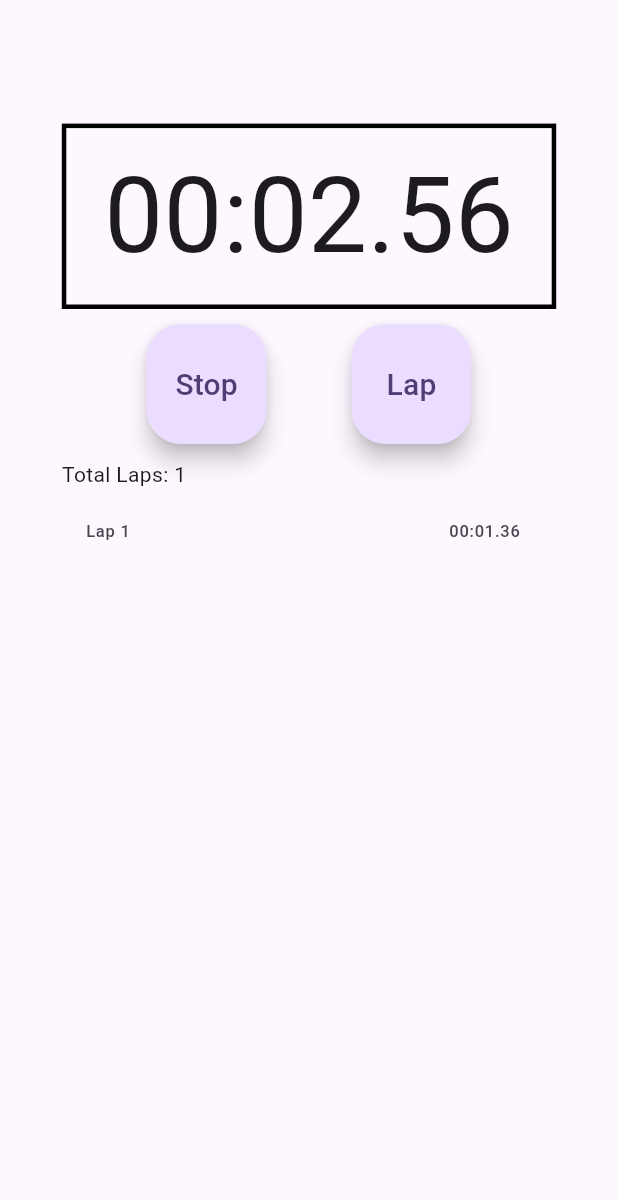
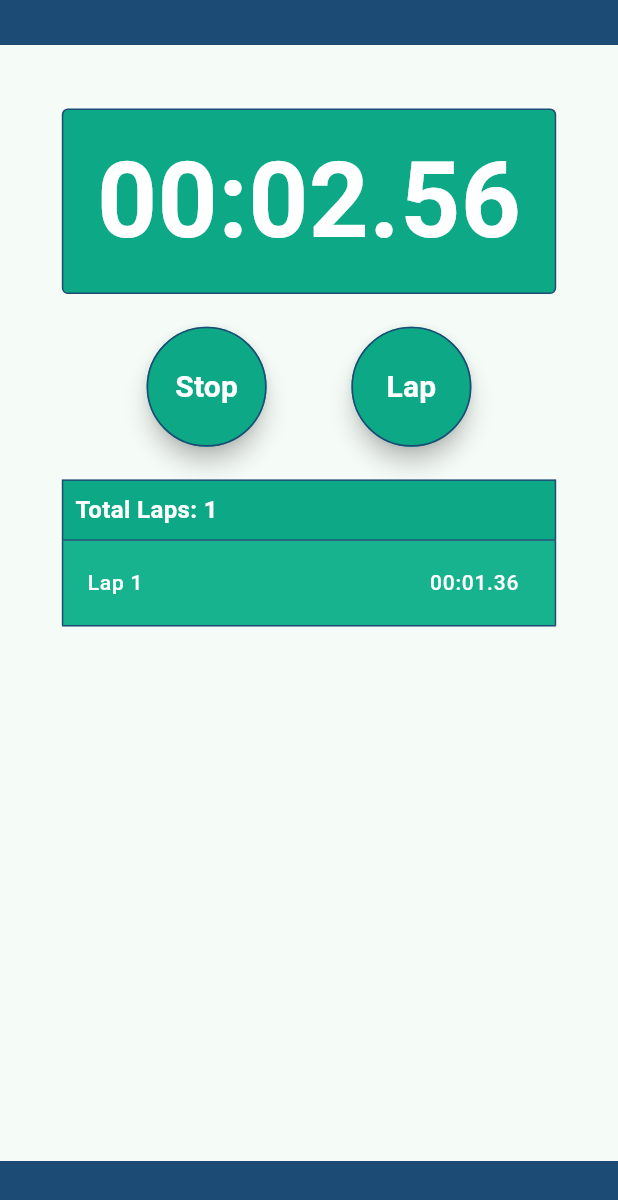
Before and after one commit to MatthewPeden/stopwatch, a Flutter app: the screen it shows after launch, after a tap on "Start", after a tap on "Lap", on a phone screen of 412 x 824 dp. Shown: the top 1200 px of the screen. Run offline on Flutter 3.47's test engine with Material 3 defaults, Android fonts, the phone set to English and light mode, and no system bars; our stand-ins replace flutter_riverpod.

Commit message:
UI enhancements

```diff
--- a/lib/main.dart
+++ b/lib/main.dart
@@ -18,8 +18,7 @@ class StopwatchApp extends StatelessWidget {
     return MaterialApp(
       title: 'Stopwatch',
       theme: ThemeData(
-        colorScheme: ColorScheme.fromSeed(seedColor: Colors.deepPurple),
-        useMaterial3: true,
+        colorScheme: ColorScheme.fromSeed(seedColor: const Color.fromRGBO(22, 184, 146, 1.0)),
       ),
       home: const StopwatchPage(),
     );
--- a/lib/pages/stopwatch.dart
+++ b/lib/pages/stopwatch.dart
@@ -1,6 +1,7 @@
 import 'package:flutter/material.dart';
 import 'package:flutter_riverpod/flutter_riverpod.dart';
 import 'package:stopwatch/providers/stopwatch.dart';
+import 'package:stopwatch/utils/colors.dart';
 
 class StopwatchPage extends ConsumerWidget {
   const StopwatchPage({super.key});
@@ -9,10 +10,19 @@ class StopwatchPage extends ConsumerWidget {
   Widget build(BuildContext context, WidgetRef ref) {
     final maxWidth = MediaQuery.of(context).size.width * 0.8;
     final maxHeight = MediaQuery.of(context).size.height * 0.8;
-    final timerHeight = MediaQuery.of(context).size.height * 0.15;
+    final timerAndButtonsHeight = MediaQuery.of(context).size.height * 0.15;
+
     final stopwatchState = ref.watch(stopwatchProvider);
 
     return Scaffold(
+      appBar: AppBar(
+        backgroundColor: secondaryColor,
+        toolbarHeight: 30,
+      ),
+      bottomNavigationBar: const BottomAppBar(
+        color: secondaryColor,
+        height: 50,
+      ),
       body: Center(
         child: SizedBox(
             width: maxWidth,
@@ -20,20 +30,31 @@ class StopwatchPage extends ConsumerWidget {
             child: Column(
               children: <Widget>[
                 Container(
-                height: timerHeight,
+                  height: timerAndButtonsHeight,
                   width: maxWidth,
                   decoration: BoxDecoration(
-                  border: Border.all(color: Colors.black, width: 3.0),
+                    color: primaryColor,
+                    border: Border.all(
+                      color: secondaryColor,
+                      width: 1.0,
+                    ),
+                    borderRadius: BorderRadius.circular(4.0),
                   ),
                   child: Center(
                     child: Text(
                       stopwatchState.time,
-                    style: const TextStyle(fontSize: 70.0),
+                      style: const TextStyle(
+                        fontSize: 70.0,
+                        fontWeight: FontWeight.bold,
+                        color: Colors.white,
                       ),
                     ),
                   ),
-              const SizedBox(height: 10.0),
-              Row(
+                ),
+                SizedBox(
+                  height: timerAndButtonsHeight,
+                  width: maxWidth,
+                  child: Row(
                     mainAxisAlignment: MainAxisAlignment.spaceEvenly,
                     children: <Widget>[
                       _buildActionButton(
@@ -46,28 +67,86 @@ class StopwatchPage extends ConsumerWidget {
                       ),
                     ],
                   ),
-              const SizedBox(height: 10.0),
+                ),
                 if (stopwatchState.laps.isNotEmpty)
-                Align(
+                  Expanded(
+                    child: Column(
+                      children: [
+                        Container(
+                          decoration: BoxDecoration(
+                            color: primaryColor,
+                            border: Border.all(
+                              width: 1.0,
+                              color: secondaryColor,
+                            ),
+                          ),
+                          child: Padding(
+                            padding: const EdgeInsets.all(8.0),
+                            child: Align(
                               alignment: Alignment.centerLeft,
-                  child: Text('Total Laps: ${stopwatchState.laps.length}'),
+                              child: Text(
+                                'Total Laps: ${stopwatchState.laps.length}',
+                                style: const TextStyle(
+                                  color: Colors.white,
+                                  fontSize: 16.0,
+                                  fontWeight: FontWeight.bold,
+                                ),
+                              ),
+                            ),
+                          ),
                         ),
                         Expanded(
                           child: MediaQuery.removePadding(
                             context: context,
                             removeTop: true,
                             child: ListView.builder(
+                              shrinkWrap: true,
                               itemCount: stopwatchState.laps.length,
                               itemBuilder: (context, index) {
                                 List<String> keys = stopwatchState.laps.keys.toList().reversed.toList();
                                 String key = keys[index];
                                 String? value = stopwatchState.laps[key];
-                        return ListTile(
-                          leading: Text(key),
-                          trailing: Text(value!),
+
+                                return Container(
+                                  decoration: const BoxDecoration(
+                                      color: listTileColor,
+                                      border: Border(
+                                        bottom: BorderSide(
+                                          color: secondaryColor,
+                                          width: 1.0,
+                                        ),
+                                        left: BorderSide(
+                                          color: secondaryColor,
+                                          width: 1.0,
+                                        ),
+                                        right: BorderSide(
+                                          color: secondaryColor,
+                                          width: 1.0,
+                                        ),
+                                      ),
+                                  ),
+                                  child: ListTile(
+                                    leading: Text(
+                                      key,
+                                      style: const TextStyle(
+                                        color: Colors.white,
+                                        fontSize: 14.0,
+                                      ),
+                                    ),
+                                    trailing: Text(
+                                      value!,
+                                      style: const TextStyle(
+                                        color: Colors.white,
+                                        fontSize: 14.0,
+                                      ),
+                                    ),
+                                  ),
                                 );
                               },
                             ),
+                          ),
+                        ),
+                      ],
                     ),
                   ),
               ],
@@ -83,8 +162,21 @@ class StopwatchPage extends ConsumerWidget {
       width: 80.0,
       child: FittedBox(
         child: FloatingActionButton(
+          backgroundColor: primaryColor,
           onPressed: action,
-          child: Text(label),
+          shape: RoundedRectangleBorder(
+              side: const BorderSide(
+                  width: 0.75,
+                  color: secondaryColor,
+              ),
+              borderRadius: BorderRadius.circular(100)),
+          child: Text(
+            label,
+            style: const TextStyle(
+              color: Colors.white,
+              fontWeight: FontWeight.bold,
+            ),
+          ),
         ),
       ),
     );
--- /dev/null
+++ b/lib/utils/colors.dart
@@ -0,0 +1,5 @@
+import 'dart:ui';
+
+const Color primaryColor = Color.fromRGBO(13, 168, 133, 1.0);
+const Color secondaryColor = Color.fromRGBO(28, 76, 117, 1.0);
+const Color listTileColor = Color.fromRGBO(23, 179, 142, 1.0);
```
Lines whose indentation alone changed are shown as unchanged.
